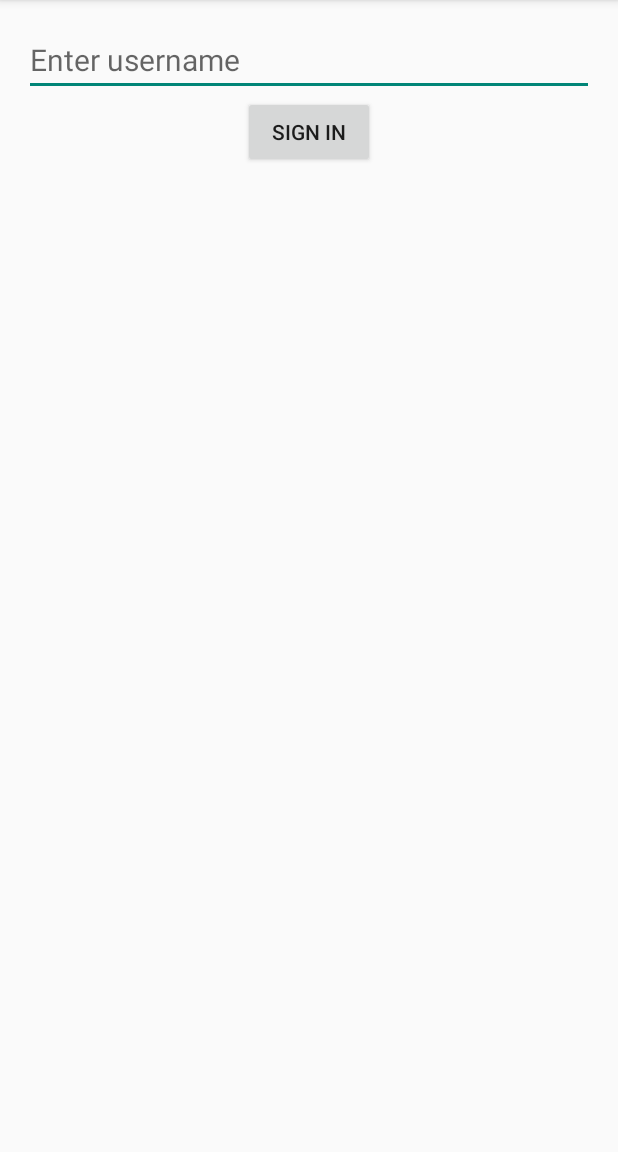
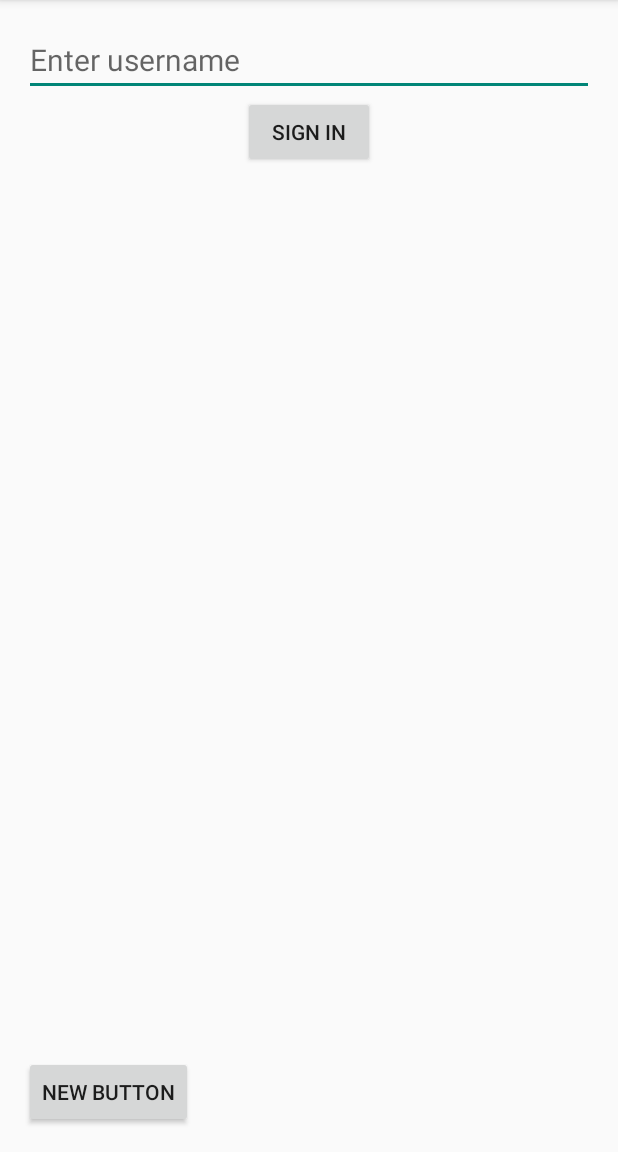
Before and after one commit to jonalmeida/vicinium-android, an Android app: the screen it shows after launch (MainActivity), on a phone screen of 412 x 824 dp, the part 84-1236 px from its top. Run offline under Robolectric (Android 15) with nearby library versions, the phone set to English and light mode, and no system bars.

```diff
--- a/Vicinium/app/src/main/java/io/evilolive/vicinium/LocationHandler.java
+++ b/Vicinium/app/src/main/java/io/evilolive/vicinium/LocationHandler.java
@@ -10,7 +10,7 @@ import android.util.Log;
 
 public class LocationHandler implements LocationListener {
     private static final String LOCATION_HANDLER = LocationHandler.class.toString();
-    private static LocationHandler ourInstance;
+    private static LocationHandler ourInstance = null;
 
     private Context context;
     private Location location;
--- a/Vicinium/app/src/main/java/io/evilolive/vicinium/MainActivity.java
+++ b/Vicinium/app/src/main/java/io/evilolive/vicinium/MainActivity.java
@@ -3,8 +3,10 @@ package io.evilolive.vicinium;
 import android.content.Context;
 import android.content.Intent;
 import android.content.SharedPreferences;
+import android.location.Location;
 import android.support.v7.app.ActionBarActivity;
 import android.os.Bundle;
+import android.util.Log;
 import android.view.Menu;
 import android.view.MenuItem;
 import android.view.View;
@@ -23,6 +25,7 @@ public class MainActivity extends ActionBarActivity {
     // Location stuff
     LocationHandler locationHandler;
     Timer timer;
+    Location location;
 
     private static final String PREFS_NAME = "ListOfUsers";
 
@@ -33,6 +36,7 @@ public class MainActivity extends ActionBarActivity {
 
         usernameField = (TextView) findViewById(R.id.usernameField);
         signinButton = (Button) findViewById(R.id.signinButton);
+        location = LocationHandler.getInstance(this).getLocation();
 
         signinButton.setOnClickListener(new View.OnClickListener() {
             @Override
@@ -46,7 +50,18 @@ public class MainActivity extends ActionBarActivity {
                 createMessageActivityList(v);
             }
         });
+/*
+        Button button = (Button) findViewById(R.id.temp);
+        button.setOnClickListener(new View.OnClickListener() {
+            @Override
+            public void onClick(View v) {
+                double latitude = Math.floor(location.getLatitude() * 10000);
+                double longitude = Math.floor(location.getLongitude() * 10000);
+                Log.d("testing", " val = " + latitude + " " + longitude);
 
+            }
+        });
+*/
         locationHandler = LocationHandler.getInstance(this);
         timer = new Timer();
         timer.scheduleAtFixedRate(new LocationUpdater(locationHandler), 0, 60000);
--- a/Vicinium/app/src/main/res/layout/activity_main.xml
+++ b/Vicinium/app/src/main/res/layout/activity_main.xml
@@ -21,4 +21,12 @@
         android:layout_below="@+id/usernameField"
         android:layout_centerHorizontal="true" />
 
+    <Button
+        android:layout_width="wrap_content"
+        android:layout_height="wrap_content"
+        android:text="New Button"
+        android:id="@+id/temp"
+        android:layout_alignParentBottom="true"
+        android:layout_alignParentStart="true" />
+
 </RelativeLayout>
```
Also changed, not shown: Vicinium/app/src/main/java/io/evilolive/vicinium/MessageList.java (+22 -4 lines).
